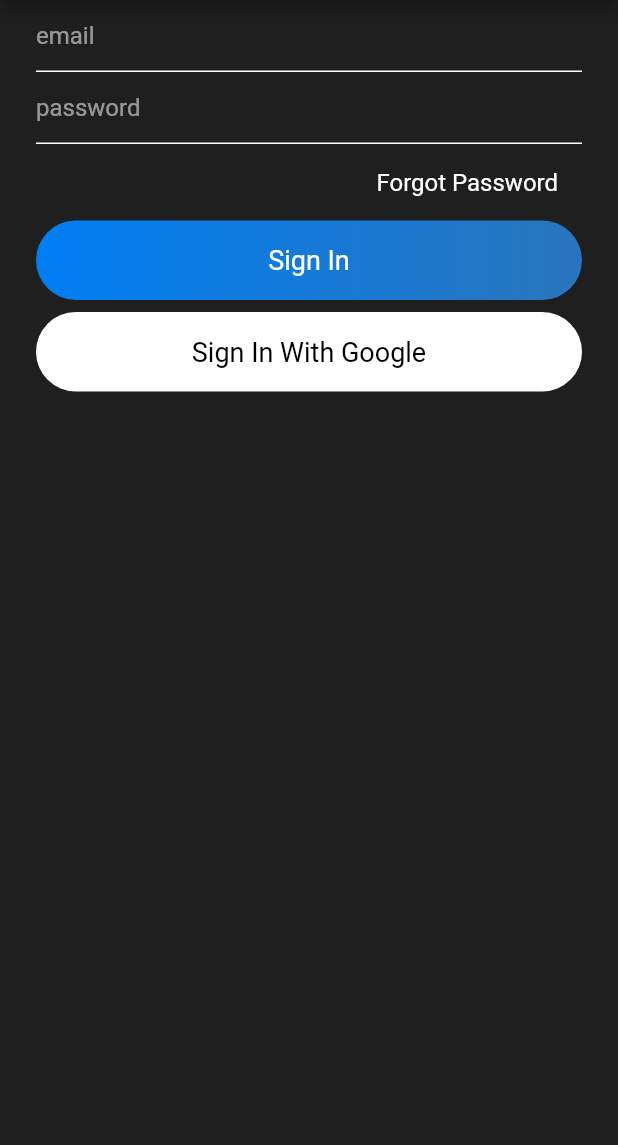
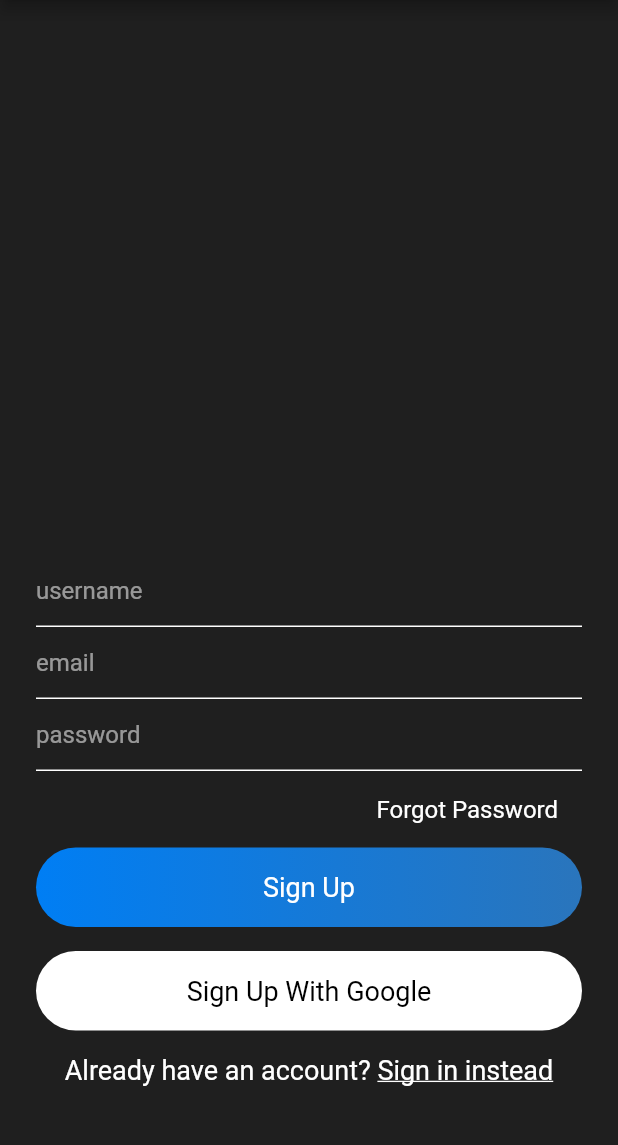
Before and after one commit to divyesh1099/flutter_chat_app, a Flutter app: the screen it shows after launch, on a phone screen of 412 x 824 dp, the part 84-1229 px from its top. Run offline on Flutter 3.47's test engine with Material 2 defaults, Android fonts, the phone set to English and light mode, and no system bars; our stand-ins replace firebase_auth, firebase_core; accounts and stored records are empty.

Commit message:
Firebase Deployed, Signin and signup UI created

```diff
--- a/lib/main.dart
+++ b/lib/main.dart
@@ -1,5 +1,6 @@
+import 'package:firebase_core/firebase_core.dart';
 import 'package:flutter/material.dart';
-import 'package:flutter_chat_app/views/signin.dart';
+import 'package:flutter_chat_app/views/signup.dart';
 
 void main() {
   runApp(MyApp());
@@ -9,6 +10,17 @@ class MyApp extends StatelessWidget {
   // This widget is the root of your application.
   @override
   Widget build(BuildContext context) {
+    return FutureBuilder(
+      // Initialize FlutterFire
+      future: Firebase.initializeApp(),
+      builder: (context, snapshot) {
+        // Check for errors
+        if (snapshot.hasError) {
+          return Center(child: Text("Something Went Wrong"));
+        }
+
+        // Once complete, show your application
+        if (snapshot.connectionState == ConnectionState.done) {
           return MaterialApp(
             title: 'Flutter Demo',
             theme: ThemeData(
@@ -17,7 +29,23 @@ class MyApp extends StatelessWidget {
               scaffoldBackgroundColor: Color(0xff1F1F1F),
             ),
             debugShowCheckedModeBanner: false,
-      home: SignIn(),
+            home: SignUp(),
           );
         }
+
+        // Otherwise, show something whilst waiting for initialization to complete
+        return CircularProgressIndicator();
+      },
+    );
+    // return MaterialApp(
+    //   title: 'Flutter Demo',
+    //   theme: ThemeData(
+    //     primaryColor: Color(0xff145C9E),
+    //     primarySwatch: Colors.blue,
+    //     scaffoldBackgroundColor: Color(0xff1F1F1F),
+    //   ),
+    //   debugShowCheckedModeBanner: false,
+    //   home: SignUp(),
+    // );
   }
+}
--- /dev/null
+++ b/lib/model/user.dart
@@ -0,0 +1,6 @@
+class Userm{
+  String userId;
+
+  Userm(this.userId);
+
+}
--- a/lib/views/signup.dart
+++ b/lib/views/signup.dart
@@ -0,0 +1,174 @@
+import 'package:flutter/material.dart';
+import 'package:flutter_chat_app/services/auth.dart';
+import 'package:flutter_chat_app/widgets/widget.dart';
+
+class SignUp extends StatefulWidget {
+  const SignUp({Key? key}) : super(key: key);
+
+  @override
+  _SignUpState createState() => _SignUpState();
+}
+
+class _SignUpState extends State<SignUp> {
+  AuthMethods authMethods = new AuthMethods();
+  bool isLoading = false;
+  final formKey = GlobalKey<FormState>();
+  TextEditingController userNameTextEditingController =
+      new TextEditingController();
+  TextEditingController emailTextEditingController =
+      new TextEditingController();
+  TextEditingController passwordTextEditingController =
+      new TextEditingController();
+
+  signMeUp() {
+    if (formKey.currentState!.validate()) {
+      setState(() {
+        isLoading = true;
+      });
+      authMethods
+          .signUpWithEmailAndPassword(emailTextEditingController.text,
+              passwordTextEditingController.text)
+          .then((value) {
+        print("${value.uid}");
+      });
+    }
+  }
+
+  @override
+  Widget build(BuildContext context) {
+    return Scaffold(
+      appBar: appBarMain(context),
+      body: isLoading
+          ? Container(
+              child: Center(child: CircularProgressIndicator()),
+            )
+          : SingleChildScrollView(
+              child: Container(
+                height: MediaQuery.of(context).size.height - 50,
+                alignment: Alignment.bottomCenter,
+                child: Container(
+                  padding: EdgeInsets.symmetric(horizontal: 24),
+                  child: Column(
+                    mainAxisSize: MainAxisSize.min,
+                    children: [
+                      Form(
+                        key: formKey,
+                        child: Column(
+                          children: [
+                            TextFormField(
+                                validator: (val) {
+                                  return val!.isEmpty || val.length < 3
+                                      ? "Please Provide a Valid Username"
+                                      : null;
+                                },
+                                controller: userNameTextEditingController,
+                                style: simpleTextStyle(),
+                                decoration:
+                                    textFieldInputDecoration("username")),
+                            TextFormField(
+                                validator: (val) {
+                                  return RegExp(
+                                              r"^[a-zA-Z0-9.!#$%&'*+/=?^_`{|}~-]+@[a-zA-Z0-9](?:[a-zA-Z0-9-]{0,253}[a-zA-Z0-9])?(?:\.[a-zA-Z0-9](?:[a-zA-Z0-9-]{0,253}[a-zA-Z0-9])?)*$")
+                                          .hasMatch(val!)
+                                      ? null
+                                      : "Please Provide a valid Email Id";
+                                },
+                                controller: emailTextEditingController,
+                                style: simpleTextStyle(),
+                                decoration: textFieldInputDecoration("email")),
+                            TextFormField(
+                                obscureText: true,
+                                validator: (val) {
+                                  return val!.length > 6
+                                      ? null
+                                      : "Pkease Enter Password 6+ characters";
+                                },
+                                controller: passwordTextEditingController,
+                                style: simpleTextStyle(),
+                                decoration:
+                                    textFieldInputDecoration("password")),
+                          ],
+                        ),
+                      ),
+                      SizedBox(
+                        height: 8,
+                      ),
+                      Container(
+                        alignment: Alignment.centerRight,
+                        child: Container(
+                          padding: EdgeInsets.symmetric(
+                              horizontal: 16.0, vertical: 8.0),
+                          child: Text(
+                            "Forgot Password",
+                            style: simpleTextStyle(),
+                          ),
+                        ),
+                      ),
+                      SizedBox(
+                        height: 8,
+                      ),
+                      GestureDetector(
+                        onTap: () {
+                          signMeUp();
+                        },
+                        child: Container(
+                          alignment: Alignment.center,
+                          width: MediaQuery.of(context).size.width,
+                          padding: EdgeInsets.symmetric(vertical: 16.0),
+                          decoration: BoxDecoration(
+                              gradient: LinearGradient(colors: [
+                                const Color(0xff007EF4),
+                                const Color(0xff2A75BC)
+                              ]),
+                              borderRadius: BorderRadius.circular(30)),
+                          child: Text(
+                            'Sign Up',
+                            style: mediumTextStyle(),
+                          ),
+                        ),
+                      ),
+                      SizedBox(
+                        height: 16,
+                      ),
+                      Container(
+                        alignment: Alignment.center,
+                        width: MediaQuery.of(context).size.width,
+                        padding: EdgeInsets.symmetric(vertical: 16.0),
+                        decoration: BoxDecoration(
+                            color: Colors.white,
+                            borderRadius: BorderRadius.circular(30)),
+                        child: Text(
+                          'Sign Up With Google',
+                          style: TextStyle(color: Colors.black, fontSize: 18),
+                        ),
+                      ),
+                      SizedBox(
+                        height: 16,
+                      ),
+                      Row(
+                        mainAxisAlignment: MainAxisAlignment.center,
+                        children: [
+                          Text(
+                            "Already have an account? ",
+                            style: mediumTextStyle(),
+                          ),
+                          Text(
+                            "Sign in instead",
+                            style: TextStyle(
+                                color: Colors.white,
+                                fontSize: 18,
+                                decoration: TextDecoration.underline),
+                          )
+                        ],
+                      ),
+                      SizedBox(
+                        height: 50,
+                      ),
+                    ],
+                  ),
+                ),
+              ),
+            ),
+    );
+  }
+}
--- a/lib/widgets/widget.dart
+++ b/lib/widgets/widget.dart
@@ -1,29 +1,28 @@
 import 'package:flutter/material.dart';
 
-AppBar appBarMain(BuildContext context){
+AppBar appBarMain(BuildContext context) {
   return AppBar(
-    title: Image.asset("assets/images/logo.png", height: 50,),
+    title: Image.asset(
+      "assets/images/logo.png",
+      height: 50,
+    ),
   );
 }
 
-InputDecoration textFieldInputDecoration(String hintText){
+InputDecoration textFieldInputDecoration(String hintText) {
   return InputDecoration(
       hintText: hintText,
-      hintStyle: TextStyle(
-          color: Colors.white54
-      ),
-      focusedBorder: UnderlineInputBorder(
-          borderSide: BorderSide(color: Colors.white)
-      ),
-      enabledBorder: UnderlineInputBorder(
-          borderSide: BorderSide(color: Colors.white)
-      )
-  );
+      hintStyle: TextStyle(color: Colors.white54),
+      focusedBorder:
+          UnderlineInputBorder(borderSide: BorderSide(color: Colors.white)),
+      enabledBorder:
+          UnderlineInputBorder(borderSide: BorderSide(color: Colors.white)));
 }
 
-TextStyle simpleTextStyle(){
-  return TextStyle(
-    color: Colors.white,
-    fontSize: 16
-  );
+TextStyle simpleTextStyle() {
+  return TextStyle(color: Colors.white, fontSize: 16);
 }
+
+TextStyle mediumTextStyle() {
+  return TextStyle(color: Colors.white, fontSize: 18);
+}
--- a/pubspec.yaml
+++ b/pubspec.yaml
@@ -28,6 +28,8 @@ dependencies:
   # The following adds the Cupertino Icons font to your application.
   # Use with the CupertinoIcons class for iOS style icons.
   cupertino_icons: ^1.0.2
+  firebase_auth: ^2.0.0
+  cloud_firestore: ^2.3.0
 
 dev_dependencies:
   flutter_test:
```
Also changed, not shown: lib/services/auth.dart (added, +48 -0 lines), lib/views/signin.dart (+37 -6 lines), pubspec.lock, 3 other files. Lines whose indentation alone changed are shown as unchanged.
